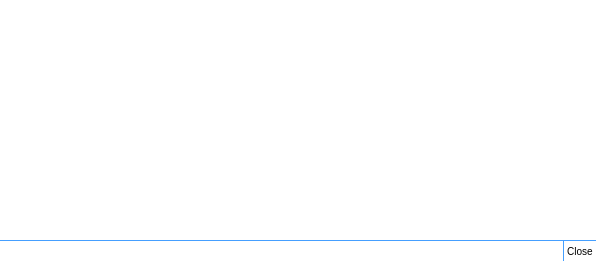
realXtend/tundra, file TelepathyIMModule/CommunicationUI/ui/ChatSessionWidget.ui: the form before one commit.
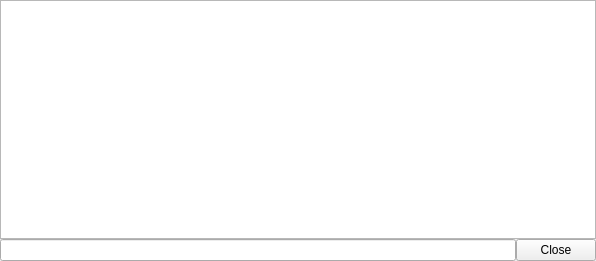
The form after the commit.

Diff of the .ui file:
```diff
--- a/TelepathyIMModule/CommunicationUI/ui/ChatSessionWidget.ui
+++ b/TelepathyIMModule/CommunicationUI/ui/ChatSessionWidget.ui
@@ -13,64 +13,6 @@
   <property name="windowTitle">
    <string>ChatSessionWidget</string>
   </property>
-  <property name="styleSheet">
-   <string>QLineEdit {
-	min-height: 20px;
-	border: 0px;
-	border-top: 1px solid rgb(69, 159, 255);
-	border-radius: 0px;
-}
-
-QPlainTextEdit {
-	border: 0px;
-}
-
-QPushButton {
-	font-size: 10px;
-	color: rgb(0,0,0);
-	padding: 0px;
-	padding-right: 3px;
-	padding-left: 3px;
-	min-height: 20px;
-	max-height: 20px;
-	border: 0px;
-	border-color: rgba(0, 0, 0, 0);
-	border-top: 1px solid rgb(69, 159, 255);
-	border-left: 1px solid rgb(69, 159, 255);
-	border-radius: 0px;
-	background-color: rgb(255, 255, 255);
-}
-
-QPushButton:hover {
-	font-size: 10px;
-	color: rgb(0,0,0);
-	padding: 0px;
-	padding-right: 3px;
-	padding-left: 3px;
-	min-height: 20px;
-	max-height: 20px;
-	border: 0px;
-	border-color: rgba(0, 0, 0, 0);
-	border-top: 1px solid rgb(69, 159, 255);
-	border-left: 1px solid rgb(69, 159, 255);
-	border-radius: 0px;
-	background-color: qlineargradient(spread:pad, x1:0.006, y1:0, x2:0, y2:1, stop:0.142045 rgba(229, 234, 243, 255), stop:0.295455 rgba(209, 215, 221, 255), stop:0.744318 rgba(178, 183, 196, 255), stop:1 rgba(222, 227, 236, 255));
-}
-
-QPushButton::pressed {
-	color: rgb(0,0,0);
-	padding-right: 3px;
-	padding-left: 3px;
-	min-height: 20px;
-	max-height: 20px;
-	border: 0px;
-	border-color: rgba(0, 0, 0, 0);
-	border-top: 1px solid rgb(69, 159, 255);
-	border-left: 1px solid rgb(69, 159, 255);
-	border-radius: 0px;
-	background-color: rgb(207, 207, 207);
-}</string>
-  </property>
   <layout class="QVBoxLayout" name="verticalLayout">
    <property name="spacing">
     <number>0</number>
```
